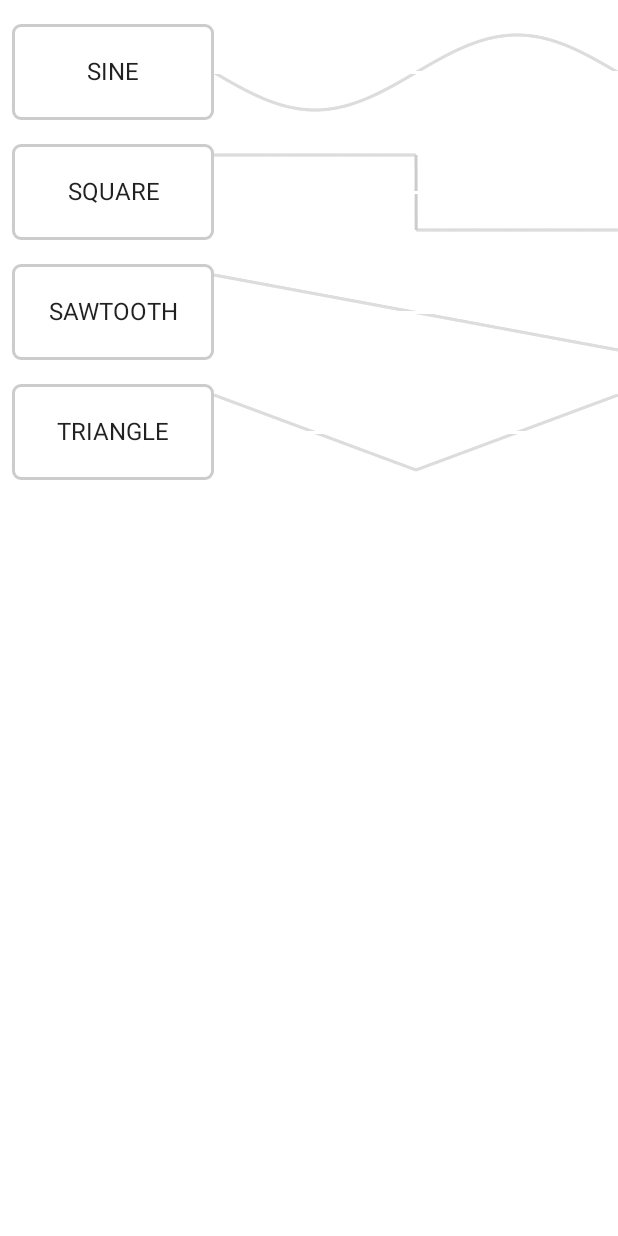
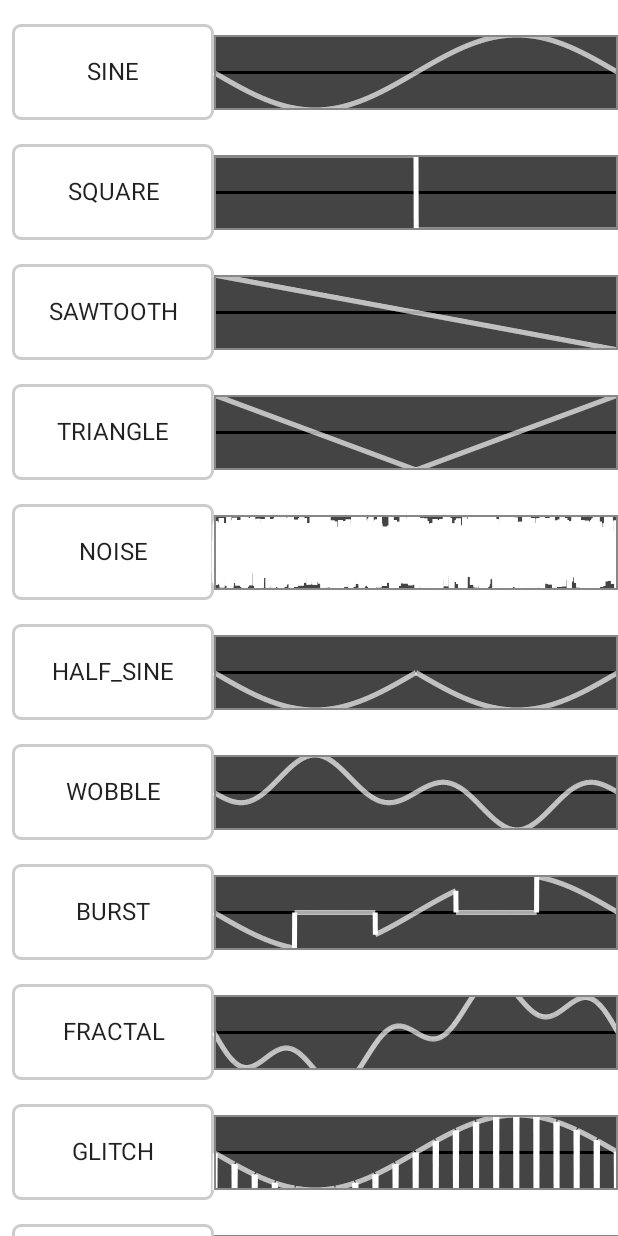
Before and after one commit to Borkec/splinter, an Android app built with Jetpack Compose: the screen it shows after launch (MainActivity), after a tap on "SINE", on a phone screen of 412 x 824 dp. Run offline under Robolectric (Android 15) with nearby library versions, the phone set to English and light mode, and no system bars; 8 statements that could not run were skipped.

Commit message:
[SP-7-1] Add simple custom wave generator [2/3]

```diff
--- a/app/src/main/java/com/sintegra/splinter/data/repository/AudioRepository.kt
+++ b/app/src/main/java/com/sintegra/splinter/data/repository/AudioRepository.kt
@@ -41,7 +41,7 @@ class AudioRepositoryImpl(private val audioSource: AudioSource) : AudioRepositor
     init {
         audioCoroutineScope.launch {
             _currentWave.collect { wave ->
-                audioSource.setAudioBuffer(wave.generate(waveTableSize))
+                audioSource.setAudioBuffer(wave.audioData)
             }
         }
     }
--- a/app/src/main/java/com/sintegra/splinter/model/WaveModel.kt
+++ b/app/src/main/java/com/sintegra/splinter/model/WaveModel.kt
@@ -1,12 +1,21 @@
 package com.sintegra.splinter.model
 
 import kotlin.math.PI
+import kotlin.math.abs
+import kotlin.math.cos
+import kotlin.math.exp
+import kotlin.math.pow
 import kotlin.math.sin
 
-data class WaveModel(val waveType: WaveType) {
+data class WaveModel(val waveType: WaveType, val customAudioData: List<Float>? = null) {
 
-    fun generate(size: Int): FloatArray {
+    val audioData: FloatArray = generate(2048)
+
+    private fun generate(size: Int): FloatArray {
+        if (customAudioData != null) return customAudioData.toFloatArray()
+
         val array = FloatArray(size)
+
         for (i in 0 until size) {
             waveType.generator(array, i, size)
         }
@@ -48,5 +57,61 @@ enum class WaveType(val generator: (FloatArray, Int, Int) -> Unit) {
                 array[i] = 1 - (i.toFloat() / (size / 2) - 1) * 2
             }
         }
-    );
+    ),
+
+    NOISE(
+        { array, i, _ ->
+            array[i] = (Math.random().toFloat() * 2 - 1)
+        }
+    ),
+
+    HALF_SINE(
+        { array, i, size ->
+            array[i] = abs(sin(i.toFloat() / size.toFloat() * 2 * PI)).toFloat()
+        }
+    ),
+
+    WOBBLE(
+        { array, i, size ->
+            val normalized = i.toFloat() / size
+            array[i] = (sin(2 * PI * normalized) * cos(4 * PI * normalized)).toFloat()
+        }
+    ),
+
+    BURST(
+        { array, i, size ->
+            val segments = 5
+            val segmentSize = size / segments
+            array[i] = if ((i / segmentSize) % 2 == 0) {
+                sin(i.toFloat() / size * 2 * PI).toFloat()
+            } else {
+                0f
+            }
+        }
+    ),
+
+    FRACTAL(
+        { array, i, size ->
+            val normalized = i.toFloat() / size
+            array[i] = (sin(2 * PI * normalized) + sin(8 * PI * normalized) / 2).toFloat()
+        }
+    ),
+
+    GLITCH(
+        { array, i, size ->
+            array[i] = if (i % (size / 20) in 0..5) 1f else sin(i.toFloat() / size * 2 * PI).toFloat()
+        }
+    ),
+
+    PULSE(
+        { array, i, size ->
+            val freq = 5 // Number of pulses
+            array[i] = (sin(freq * 2 * PI * i.toFloat() / size) * exp(-3 * i.toFloat() / size)).toFloat()
+        }
+    ),
+
+
+    CUSTOM({ array, i, size ->
+        array[i] = 0f
+    })
 }
--- a/app/src/main/java/com/sintegra/splinter/ui/mainscreen/MainScreen.kt
+++ b/app/src/main/java/com/sintegra/splinter/ui/mainscreen/MainScreen.kt
@@ -11,6 +11,7 @@ import androidx.compose.ui.tooling.preview.Preview
 import com.sintegra.splinter.model.WaveModel
 import com.sintegra.splinter.model.WaveType
 import com.sintegra.splinter.ui.theme.SplinterTheme
+import com.sintegra.splinter.ui.viewmodel.CurrentScreen
 import com.sintegra.splinter.ui.viewmodel.MainViewModel
 import com.sintegra.splinter.ui.viewmodel.MainViewSate
 import org.koin.androidx.compose.koinViewModel
@@ -19,34 +20,54 @@ import org.koin.androidx.compose.koinViewModel
 fun MainScreen(viewModel: MainViewModel = koinViewModel()) {
 
     val currentWaveModel by viewModel.selectedWaveViewState.collectAsState()
+    val screenViewState by viewModel.screenViewState.collectAsState()
 
-    MainScreen(
+    MainScreenContent(
         selectedWave = currentWaveModel,
+        screenViewState = screenViewState,
         onPressed = viewModel::onPressed,
         onHold = viewModel::onHold,
         onRelease = viewModel::onRelease,
-        onWavePicked = viewModel::onWaveTypeSelected
+        onWavePicked = viewModel::onWaveTypeSelected,
+        onCustomWaveClicked = viewModel::onCustomWavePicked,
+        onCustomWaveSaved = viewModel::onCustomWaveSaved
     )
 }
 
 @Composable
-fun MainScreen(
+fun MainScreenContent(
     selectedWave: MainViewSate.SelectedWave,
+    screenViewState: MainViewSate.ScreenViewState,
     onPressed: () -> Unit = {},
     onHold: (Float, Float) -> Unit = { _, _ -> },
     onRelease: () -> Unit = {},
-    onWavePicked: (WaveType) -> Unit
+    onWavePicked: (WaveType) -> Unit,
+    onCustomWaveClicked: () -> Unit,
+    onCustomWaveSaved: () -> Unit
 ) {
 
     Box {
+        when (screenViewState.screen) {
+            CurrentScreen.MAIN -> {
                 SplinterArea(
                     Modifier.background(Color.Black),
+                    overlay = { modifier ->
+
+                    },
                     onPressed,
                     onHold,
                     onRelease
                 )
 
-        WavePicker(selectedWave, onWavePicked)
+                WavePicker(selectedWave, onWavePicked, onCustomWaveClicked)
+
+            }
+
+            CurrentScreen.CUSTOM_PICKER -> {
+                EditableWaveGraph(selectedWave.waveData, onCustomWaveSaved)
+            }
+        }
+
     }
 }
 
@@ -54,6 +75,6 @@ fun MainScreen(
 @Composable
 fun DefaultPreview() {
     SplinterTheme {
-        MainScreen(MainViewSate.SelectedWave.initial, {}, { _, _ -> }, {}, {})
+        MainScreenContent(MainViewSate.SelectedWave.initial, MainViewSate.ScreenViewState(CurrentScreen.MAIN), {}, { _, _ -> }, {}, {}, {}, {})
     }
 }
--- a/app/src/main/java/com/sintegra/splinter/ui/mainscreen/WaveGraph.kt
+++ b/app/src/main/java/com/sintegra/splinter/ui/mainscreen/WaveGraph.kt
@@ -1,6 +1,8 @@
 package com.sintegra.splinter.ui.mainscreen
 
 import androidx.compose.foundation.Canvas
+import androidx.compose.foundation.background
+import androidx.compose.foundation.border
 import androidx.compose.foundation.layout.height
 import androidx.compose.runtime.Composable
 import androidx.compose.runtime.remember
@@ -22,21 +24,25 @@ fun WaveGraph(
     //    val cursorPositionNorm = cursorPosition.toFloat() / resolution.toFloat()
 
     Canvas(
-        modifier = modifier.height(50.dp)
+        modifier = modifier
+            .height(50.dp)
+            .background(Color.DarkGray)
+            .border(width = 1.dp, color = Color.Gray)
+
     ) {
 
+        drawLine(
+            color = Color.Black,
+            start = Offset(0f, size.height / 2),
+            end = Offset(size.width, size.height / 2),
+            strokeWidth = 3f
+        )
+5
         drawPoints(
             points = xIndices.zip(points).map { (x, y) -> Offset(x * size.width, (size.height / 2) + y * (size.height / 2)) },
             pointMode = PointMode.Polygon,
-            color = Color.LightGray,
-            strokeWidth = 3f
-        )
-
-        drawLine(
             color = Color.White,
-            start = Offset(0f, size.height / 2),
-            end = Offset(size.width, size.height / 2),
-            strokeWidth = 3f
+            strokeWidth = 5f
         )
 
         //        drawLine(
--- a/app/src/main/java/com/sintegra/splinter/ui/mainscreen/WavePicker.kt
+++ b/app/src/main/java/com/sintegra/splinter/ui/mainscreen/WavePicker.kt
@@ -35,28 +35,51 @@ import com.sintegra.splinter.model.WaveType
 import com.sintegra.splinter.ui.viewmodel.MainViewSate
 
 @Composable
-fun WavePicker(selectedWave: MainViewSate.SelectedWave, onWavePicked: (WaveType) -> Unit, modifier: Modifier = Modifier) {
+fun WavePicker(
+    selectedWave: MainViewSate.SelectedWave,
+    onWavePicked: (WaveType) -> Unit,
+    onCustomWaveClicked: () -> Unit,
+    modifier: Modifier = Modifier
+) {
 
     var expanded by remember { mutableStateOf(false) }
 
-
-    AnimatedVisibility(!expanded, enter = fadeIn(), exit = fadeOut())  {
-        WavePickerElement(selectedWave, onClick = { expanded = true })
+    AnimatedVisibility(!expanded, enter = fadeIn(), exit = fadeOut()) {
+        WavePickerElement(
+            selectedWave = selectedWave,
+            onClick = { expanded = true },
+            onCustomWaveClicked = onCustomWaveClicked,
+            modifier
+        )
     }
-    AnimatedVisibility(expanded, enter = fadeIn(), exit = fadeOut())  {
-        LazyColumn(Modifier.fillMaxHeight(), verticalArrangement = Arrangement.Top) {
+    AnimatedVisibility(expanded, enter = fadeIn(), exit = fadeOut()) {
+        LazyColumn(modifier.fillMaxHeight(), verticalArrangement = Arrangement.Top) {
             items(MainViewSate.SelectedWave.common) { waveState ->
-                WavePickerElement(waveState, onClick = {
-                    onWavePicked(waveState.waveType)
-                    expanded = false
-                })
+                WavePickerElement(
+                    selectedWave = waveState,
+                    onClick = {
+                        onWavePicked(waveState.waveType)
+                        expanded = false
+                    },
+                    onCustomWaveClicked = onCustomWaveClicked
+                )
             }
         }
     }
 }
 
 @Composable
-fun WavePickerElement(selectedWave: MainViewSate.SelectedWave, onClick: () -> Unit, modifier: Modifier = Modifier) {
+fun WavePickerElement(
+    selectedWave: MainViewSate.SelectedWave,
+    onClick: () -> Unit,
+    onCustomWaveClicked: () -> Unit,
+    modifier: Modifier = Modifier
+) {
+
+    val customClickable = if (selectedWave.waveType == WaveType.CUSTOM) {
+        Modifier.clickable { onCustomWaveClicked() }
+    } else Modifier
+
     Row(
         modifier = modifier
             .height(80.dp)
@@ -72,7 +95,7 @@ fun WavePickerElement(selectedWave: MainViewSate.SelectedWave, onClick: () -> Un
                 .clickable { onClick() }
                 .drawBehind {
 
-                    drawCircle(Color.White, radius = 6f, center = Offset(size.center.x + size.width/2, size.center.y))
+                    drawCircle(Color.White, radius = 6f, center = Offset(size.center.x + size.width / 2, size.center.y))
                 },
             contentAlignment = Alignment.Center
         ) {
@@ -83,12 +106,17 @@ fun WavePickerElement(selectedWave: MainViewSate.SelectedWave, onClick: () -> Un
             )
         }
 
-        WaveGraph(selectedWave.waveData, Modifier.weight(2f))
+        WaveGraph(
+            selectedWave.waveData,
+            Modifier
+                .weight(2f)
+                .then(customClickable)
+        )
     }
 }
 
 @Preview
 @Composable
 fun WavePickerPreview(modifier: Modifier = Modifier) {
-    WavePicker(MainViewSate.SelectedWave.initial, {})
+    WavePicker(MainViewSate.SelectedWave.initial, {}, {})
 }
--- a/app/src/main/java/com/sintegra/splinter/ui/viewmodel/MainViewModel.kt
+++ b/app/src/main/java/com/sintegra/splinter/ui/viewmodel/MainViewModel.kt
@@ -9,10 +9,8 @@ import com.sintegra.splinter.ui.viewmodel.MainViewSate.SelectedWave.Companion.fr
 import kotlinx.coroutines.flow.MutableStateFlow
 import kotlinx.coroutines.flow.SharingStarted
 import kotlinx.coroutines.flow.StateFlow
-import kotlinx.coroutines.flow.combine
 import kotlinx.coroutines.flow.map
 import kotlinx.coroutines.flow.stateIn
-import kotlinx.coroutines.launch
 
 class MainViewModel(private val audioRepository: AudioRepository) : ViewModel() {
 
@@ -21,6 +19,9 @@ class MainViewModel(private val audioRepository: AudioRepository) : ViewModel()
             .map { waveModel ->
                 fromWaveModel(waveModel)
             }.stateIn(viewModelScope, SharingStarted.Lazily, MainViewSate.SelectedWave.initial)
+
+    private val _screenViewState: MutableStateFlow<MainViewSate.ScreenViewState> = MutableStateFlow(MainViewSate.ScreenViewState(CurrentScreen.MAIN))
+    val screenViewState: StateFlow<MainViewSate.ScreenViewState> = _screenViewState
 
     fun onPressed() {
         audioRepository.startAudioStream()
@@ -39,6 +40,13 @@ class MainViewModel(private val audioRepository: AudioRepository) : ViewModel()
         audioRepository.setWaveType(waveType)
     }
 
+    fun onCustomWavePicked() {
+        _screenViewState.value = MainViewSate.ScreenViewState(CurrentScreen.CUSTOM_PICKER)
+    }
+
+    fun onCustomWaveSaved() {
+        _screenViewState.value = MainViewSate.ScreenViewState(CurrentScreen.MAIN)
+    }
 }
 
 sealed class MainViewSate {
@@ -48,8 +56,12 @@ sealed class MainViewSate {
             val common = WaveType.entries.map { waveType -> fromWaveModel(WaveModel(waveType)) }
 
             fun fromWaveModel(waveModel: WaveModel) =
-                SelectedWave(waveModel.waveType.toString(), waveModel.waveType, waveModel.generate(2048).toList())
+                SelectedWave(waveModel.waveType.toString(), waveModel.waveType, waveModel.audioData.toList())
         }
     }
 
+    data class ScreenViewState(val screen: CurrentScreen)
 }
+enum class CurrentScreen {
+    MAIN, CUSTOM_PICKER
+}
```
Also changed, not shown: app/src/main/java/com/sintegra/splinter/ui/mainscreen/EditableWaveGraph.kt (added, +197 -0 lines), app/src/main/java/com/sintegra/splinter/ui/mainscreen/SplinterArea.kt (+6 -15 lines), app/src/main/java/com/sintegra/splinter/ui/mainscreen/SplinterPointer.kt (added, +24 -0 lines). Lines whose indentation alone changed are shown as unchanged.
